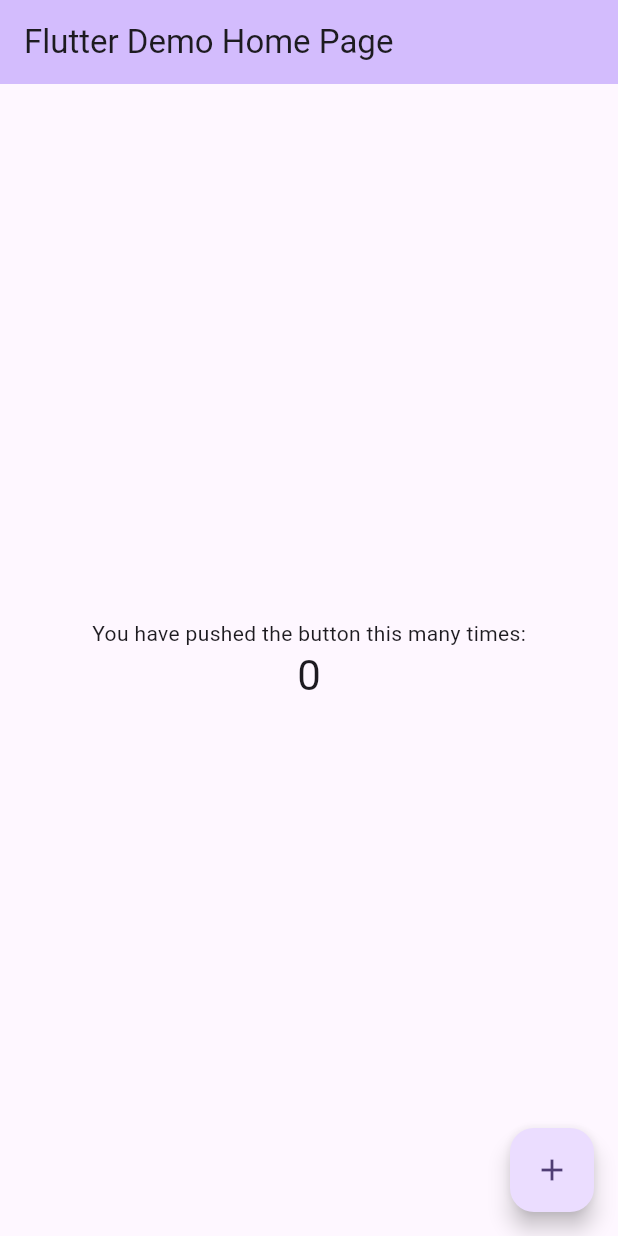
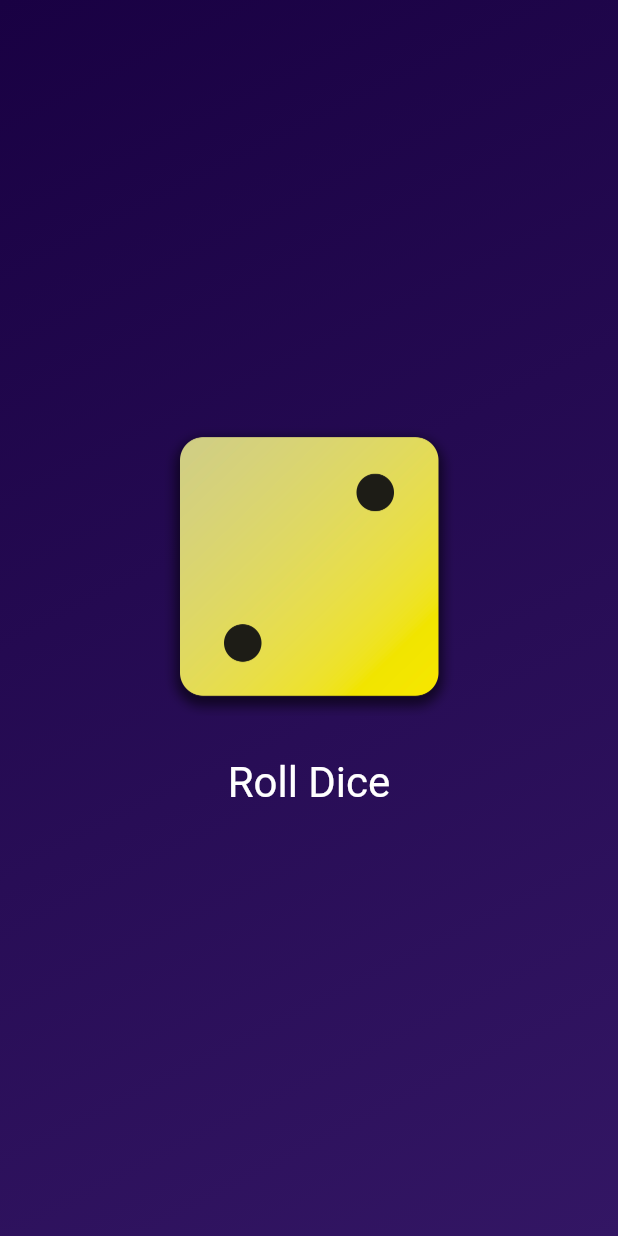
Before and after one commit to ammarabid29/Flutter-2024, a Flutter app: the screen it shows after launch, on a phone screen of 412 x 824 dp. Run offline on Flutter 3.47's test engine with Material 3 defaults, Android fonts, the phone set to English and light mode, and no system bars.

Commit message:
Basics I (Dice Roller App)

```diff
--- /dev/null
+++ b/first_app/lib/dice_roller.dart
@@ -0,0 +1,47 @@
+import 'package:flutter/material.dart';
+import 'dart:math';
+
+final randomizer = Random();
+
+class DiceRoller extends StatefulWidget {
+  const DiceRoller({super.key});
+
+  @override
+  State<DiceRoller> createState() {
+    return _DiceRollerState();
+  }
+}
+
+class _DiceRollerState extends State<DiceRoller> {
+  var currentDiceRoll = 2;
+
+  void rollDice() {
+    setState(() {
+      currentDiceRoll = randomizer.nextInt(6) + 1;
+    });
+  }
+
+  @override
+  Widget build(context) {
+    return Column(
+      mainAxisSize: MainAxisSize.min,
+      children: [
+        Image.asset(
+          'assets/images/dice-$currentDiceRoll.png',
+          width: 200,
+        ),
+        const SizedBox(height: 20),
+        TextButton(
+          onPressed: rollDice,
+          style: TextButton.styleFrom(
+            foregroundColor: Colors.white,
+            textStyle: const TextStyle(
+              fontSize: 28,
+            ),
+          ),
+          child: const Text("Roll Dice"),
+        ),
+      ],
+    );
+  }
+}
--- /dev/null
+++ b/first_app/lib/gradient_container.dart
@@ -0,0 +1,33 @@
+import 'package:first_app/dice_roller.dart';
+import 'package:flutter/material.dart';
+
+const startAlignment = Alignment.topLeft;
+const endAlignment = Alignment.bottomRight;
+
+class GradientContainer extends StatelessWidget {
+  const GradientContainer({super.key, required this.colors});
+
+  GradientContainer.purple({super.key})
+      : colors = [
+          const Color.fromARGB(255, 25, 1, 67),
+          const Color.fromARGB(255, 51, 22, 100)
+        ];
+
+  final List<Color> colors;
+
+  @override
+  Widget build(context) {
+    return Container(
+      decoration: BoxDecoration(
+        gradient: LinearGradient(
+          colors: colors,
+          begin: startAlignment,
+          end: endAlignment,
+        ),
+      ),
+      child: const Center(
+        child: DiceRoller(),
+      ),
+    );
+  }
+}
--- a/first_app/lib/main.dart
+++ b/first_app/lib/main.dart
@@ -1,125 +1,12 @@
+import 'package:first_app/gradient_container.dart';
 import 'package:flutter/material.dart';
 
 void main() {
-  runApp(const MyApp());
+  runApp(
+    MaterialApp(
+      home: Scaffold(
+        body: GradientContainer.purple(),
+      ),
+    ),
+  );
 }
-
-class MyApp extends StatelessWidget {
-  const MyApp({super.key});
-
-  // This widget is the root of your application.
-  @override
-  Widget build(BuildContext context) {
-    return MaterialApp(
-      title: 'Flutter Demo',
-      theme: ThemeData(
-        // This is the theme of your application.
-        //
-        // TRY THIS: Try running your application with "flutter run". You'll see
-        // the application has a purple toolbar. Then, without quitting the app,
-        // try changing the seedColor in the colorScheme below to Colors.green
-        // and then invoke "hot reload" (save your changes or press the "hot
-        // reload" button in a Flutter-supported IDE, or press "r" if you used
-        // the command line to start the app).
-        //
-        // Notice that the counter didn't reset back to zero; the application
-        // state is not lost during the reload. To reset the state, use hot
-        // restart instead.
-        //
-        // This works for code too, not just values: Most code changes can be
-        // tested with just a hot reload.
-        colorScheme: ColorScheme.fromSeed(seedColor: Colors.deepPurple),
-        useMaterial3: true,
-      ),
-      home: const MyHomePage(title: 'Flutter Demo Home Page'),
-    );
-  }
-}
-
-class MyHomePage extends StatefulWidget {
-  const MyHomePage({super.key, required this.title});
-
-  // This widget is the home page of your application. It is stateful, meaning
-  // that it has a State object (defined below) that contains fields that affect
-  // how it looks.
-
-  // This class is the configuration for the state. It holds the values (in this
-  // case the title) provided by the parent (in this case the App widget) and
-  // used by the build method of the State. Fields in a Widget subclass are
-  // always marked "final".
-
-  final String title;
-
-  @override
-  State<MyHomePage> createState() => _MyHomePageState();
-}
-
-class _MyHomePageState extends State<MyHomePage> {
-  int _counter = 0;
-
-  void _incrementCounter() {
-    setState(() {
-      // This call to setState tells the Flutter framework that something has
-      // changed in this State, which causes it to rerun the build method below
-      // so that the display can reflect the updated values. If we changed
-      // _counter without calling setState(), then the build method would not be
-      // called again, and so nothing would appear to happen.
-      _counter++;
-    });
-  }
-
-  @override
-  Widget build(BuildContext context) {
-    // This method is rerun every time setState is called, for instance as done
-    // by the _incrementCounter method above.
-    //
-    // The Flutter framework has been optimized to make rerunning build methods
-    // fast, so that you can just rebuild anything that needs updating rather
-    // than having to individually change instances of widgets.
-    return Scaffold(
-      appBar: AppBar(
-        // TRY THIS: Try changing the color here to a specific color (to
-        // Colors.amber, perhaps?) and trigger a hot reload to see the AppBar
-        // change color while the other colors stay the same.
-        backgroundColor: Theme.of(context).colorScheme.inversePrimary,
-        // Here we take the value from the MyHomePage object that was created by
-        // the App.build method, and use it to set our appbar title.
-        title: Text(widget.title),
-      ),
-      body: Center(
-        // Center is a layout widget. It takes a single child and positions it
-        // in the middle of the parent.
-        child: Column(
-          // Column is also a layout widget. It takes a list of children and
-          // arranges them vertically. By default, it sizes itself to fit its
-          // children horizontally, and tries to be as tall as its parent.
-          //
-          // Column has various properties to control how it sizes itself and
-          // how it positions its children. Here we use mainAxisAlignment to
-          // center the children vertically; the main axis here is the vertical
-          // axis because Columns are vertical (the cross axis would be
-          // horizontal).
-          //
-          // TRY THIS: Invoke "debug painting" (choose the "Toggle Debug Paint"
-          // action in the IDE, or press "p" in the console), to see the
-          // wireframe for each widget.
-          mainAxisAlignment: MainAxisAlignment.center,
-          children: <Widget>[
-            const Text(
-              'You have pushed the button this many times:',
-            ),
-            Text(
-              '$_counter',
-              style: Theme.of(context).textTheme.headlineMedium,
-            ),
-          ],
-        ),
-      ),
-      floatingActionButton: FloatingActionButton(
-        onPressed: _incrementCounter,
-        tooltip: 'Increment',
-        child: const Icon(Icons.add),
-      ), // This trailing comma makes auto-formatting nicer for build methods.
-    );
-  }
-}
--- /dev/null
+++ b/first_app/lib/styled_text.dart
@@ -0,0 +1,18 @@
+import 'package:flutter/material.dart';
+
+class StyledText extends StatelessWidget {
+  const StyledText(this.text, {super.key});
+
+  final String text;
+
+  @override
+  Widget build(context) {
+    return Text(
+      text,
+      style: const TextStyle(
+        color: Colors.white,
+        fontSize: 28,
+      ),
+    );
+  }
+}
```
Also changed, not shown: first_app/pubspec.yaml (+7 -3 lines), first_app/assets/images/dice-1.png (added), first_app/assets/images/dice-2.png (added), first_app/assets/images/dice-3.png (added), first_app/assets/images/dice-4.png (added), first_app/assets/images/dice-5.png (added), first_app/assets/images/dice-6.png (added), 1 other file.
